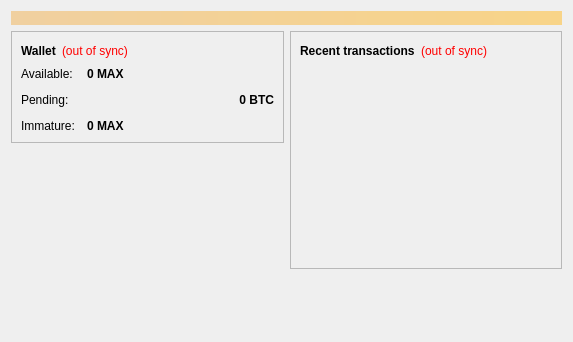
Old version of the form src/qt/forms/overviewpage.ui in the repository Max-Coin/maxcoin-dev-staging.
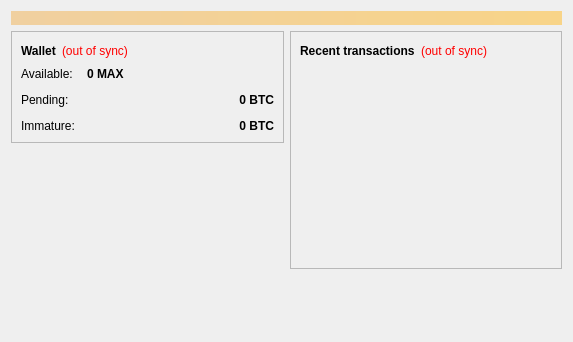
New version of the form.

Commit message: overview ui part 5678

Diff of the .ui file:
```diff
--- a/src/qt/forms/overviewpage.ui
+++ b/src/qt/forms/overviewpage.ui
@@ -180,7 +180,10 @@
                <string>Mined balance that has not yet matured</string>
               </property>
               <property name="text">
-               <string notr="true">0 MAX</string>
+               <string notr="true">0 BTC</string>
+              </property>
+              <property name="alignment">
+               <set>Qt::AlignRight|Qt::AlignTrailing|Qt::AlignVCenter</set>
               </property>
               <property name="textInteractionFlags">
                <set>Qt::LinksAccessibleByMouse|Qt::TextSelectableByKeyboard|Qt::TextSelectableByMouse</set>
```
